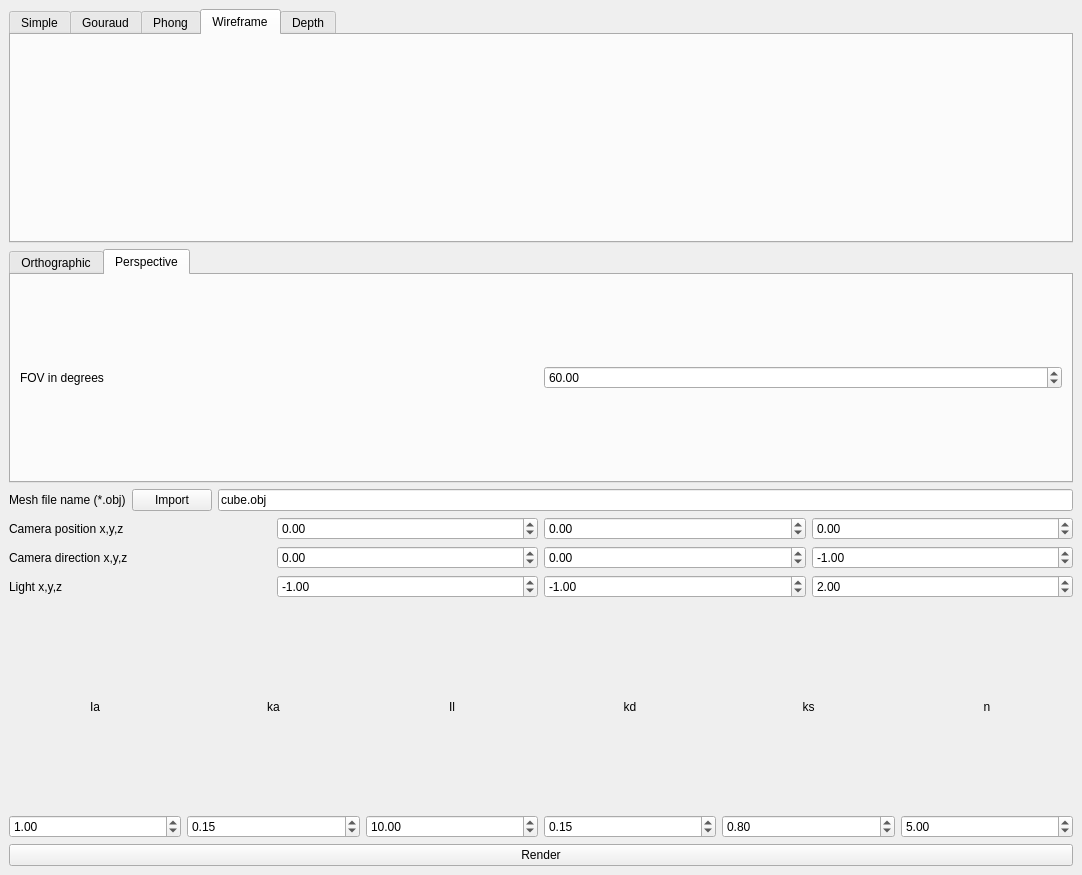
Before: the Qt Designer form mainwindow.ui in tokarevart/cg-lab5, drawn with Qt 5.
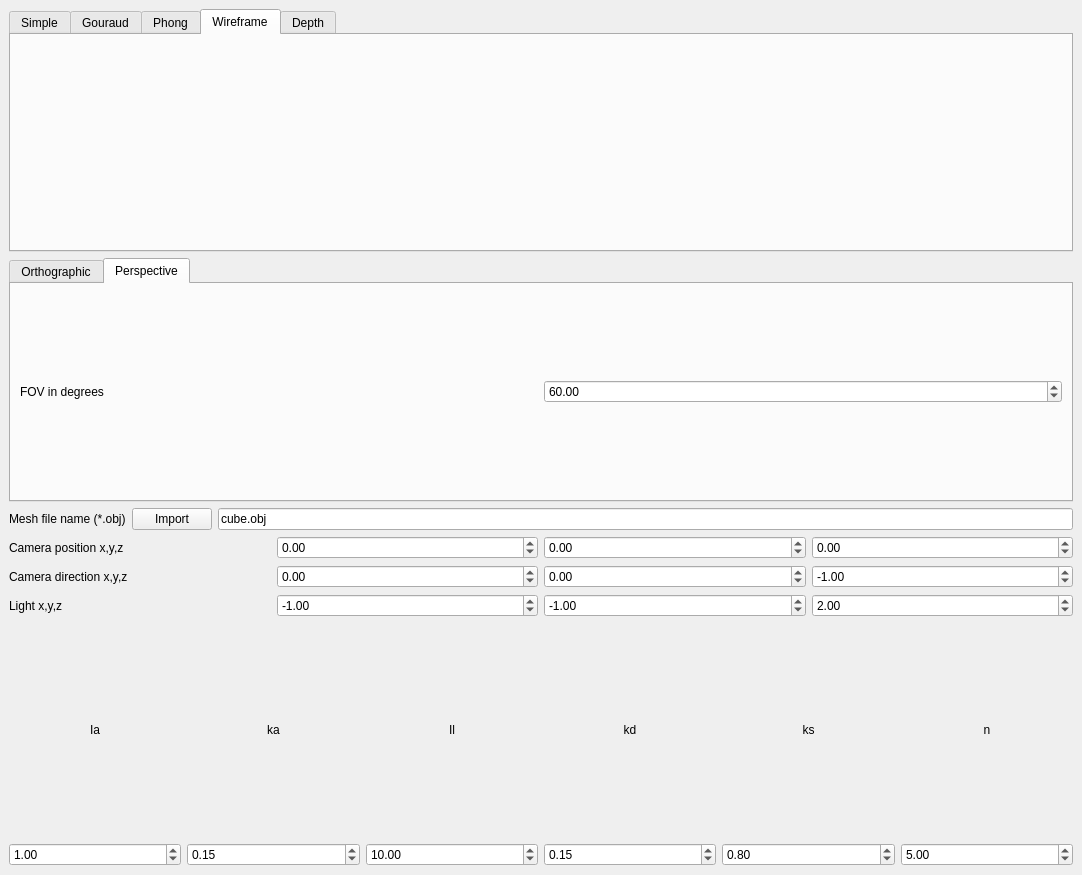
After: the same form once the commit is applied.

```diff
--- a/mainwindow.ui
+++ b/mainwindow.ui
@@ -568,13 +568,6 @@
       </item>
      </layout>
     </item>
-    <item>
-     <widget class="QPushButton" name="render_button">
-      <property name="text">
-       <string>Render</string>
-      </property>
-     </widget>
-    </item>
     <item>
      <layout class="QVBoxLayout" name="gview3d_layout"/>
     </item>
```
